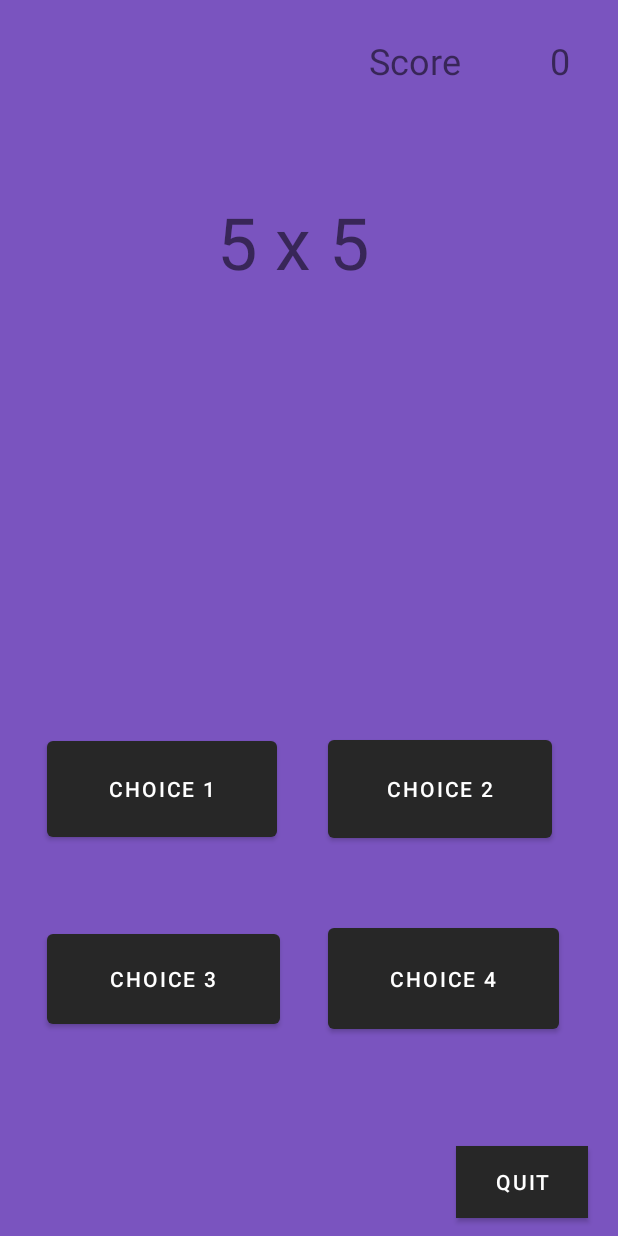
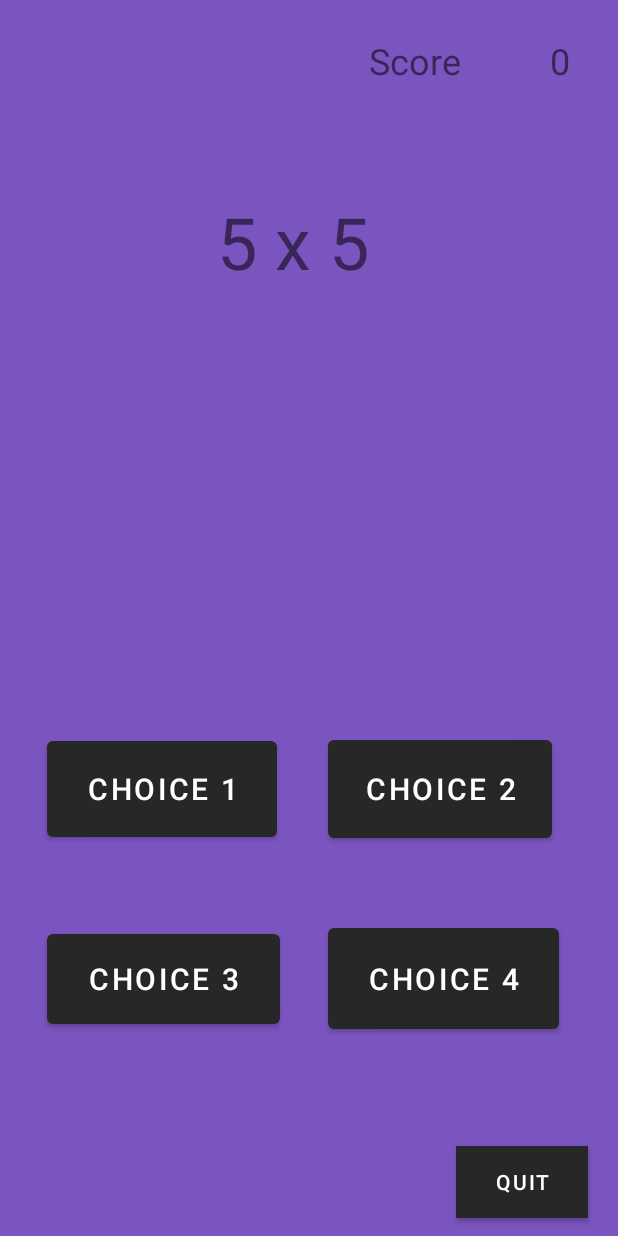
Before and after one commit to darciemurphy03/Maths-Quiz-App, an Android app: the layout fragment_multiply.xml on its own in the app's theme, with its tools: preview values and no code run, on a phone screen of 412 x 824 dp. Run offline under Robolectric (Android 15) with nearby library versions, the phone set to English and light mode, and no system bars.

```diff
--- a/app/src/main/res/layout/fragment_multiply.xml
+++ b/app/src/main/res/layout/fragment_multiply.xml
@@ -65,6 +65,7 @@
         android:layout_marginStart="31dp"
         android:layout_marginEnd="34dp"
         android:text="CHOICE 1"
+        android:textSize="20sp"
         app:layout_constraintBaseline_toBaselineOf="@+id/choice2"
         app:layout_constraintEnd_toStartOf="@+id/choice2"
         app:layout_constraintStart_toStartOf="parent" />
@@ -76,6 +77,7 @@
         android:layout_marginEnd="44dp"
         android:layout_marginBottom="259dp"
         android:text="CHOICE 2"
+        android:textSize="20sp"
         app:layout_constraintBottom_toBottomOf="parent"
         app:layout_constraintEnd_toEndOf="parent" />
 
@@ -86,6 +88,7 @@
         android:layout_marginStart="31dp"
         android:layout_marginEnd="32dp"
         android:text="CHOICE 3"
+        android:textSize="20sp"
         app:layout_constraintBaseline_toBaselineOf="@+id/choice4"
         app:layout_constraintEnd_toStartOf="@+id/choice4"
         app:layout_constraintStart_toStartOf="parent" />
@@ -98,6 +101,7 @@
         android:layout_marginEnd="39dp"
         android:layout_marginBottom="132dp"
         android:text="CHOICE 4"
+        android:textSize="20sp"
         app:layout_constraintBottom_toBottomOf="parent"
         app:layout_constraintEnd_toEndOf="parent"
         app:layout_constraintTop_toTopOf="@+id/choice2" />
```
Also changed, not shown: app/src/main/java/com/example/com413application/MultiplyPage.java (+22 -8 lines).
